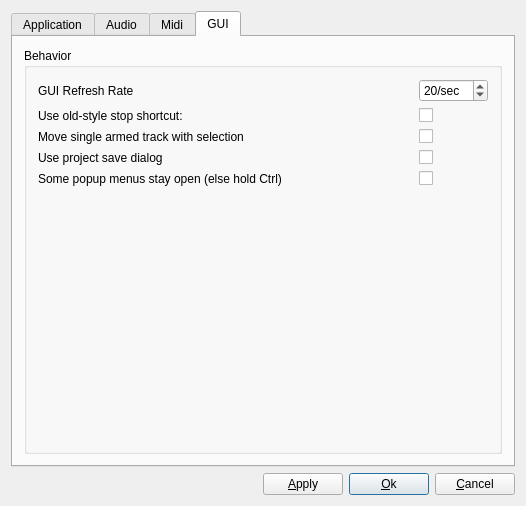
Old version of the form muse/widgets/gensetbase.ui in the repository nengxu/lmuse.
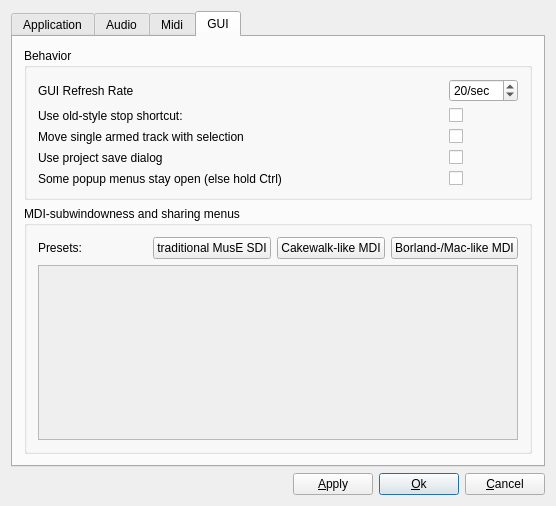
New version of the form. The open tabs and pages were chosen to show the change.

What changed in the file:
```diff
--- a/muse/widgets/gensetbase.ui
+++ b/muse/widgets/gensetbase.ui
@@ -6,7 +6,7 @@
    <rect>
     <x>0</x>
     <y>0</y>
-    <width>526</width>
+    <width>556</width>
     <height>506</height>
    </rect>
   </property>
@@ -1333,19 +1333,6 @@
             </property>
            </widget>
           </item>
-          <item row="5" column="0">
-           <spacer name="verticalSpacer_2">
-            <property name="orientation">
-             <enum>Qt::Vertical</enum>
-            </property>
-            <property name="sizeHint" stdset="0">
-             <size>
-              <width>20</width>
-              <height>40</height>
-             </size>
-            </property>
-           </spacer>
-          </item>
           <item row="4" column="0">
            <widget class="QLabel" name="TextLabel1_3">
             <property name="toolTip">
@@ -1370,6 +1357,72 @@
          </layout>
         </widget>
        </item>
+       <item>
+        <widget class="QGroupBox" name="groupBox_2">
+         <property name="title">
+          <string>MDI-subwindowness and sharing menus</string>
+         </property>
+         <property name="checkable">
+          <bool>false</bool>
+         </property>
+         <layout class="QVBoxLayout" name="verticalLayout_9">
+          <item>
+           <layout class="QHBoxLayout" name="horizontalLayout_2">
+            <item>
+             <widget class="QLabel" name="label">
+              <property name="text">
+               <string>Presets:</string>
+              </property>
+             </widget>
+            </item>
+            <item>
+             <widget class="QPushButton" name="buttonTraditionalPreset">
+              <property name="text">
+               <string>traditional MusE SDI</string>
+              </property>
+             </widget>
+            </item>
+            <item>
+             <widget class="QPushButton" name="buttonMDIPreset">
+              <property name="text">
+               <string>Cakewalk-like MDI</string>
+              </property>
+             </widget>
+            </item>
+            <item>
+             <widget class="QPushButton" name="buttonBorlandPreset">
+              <property name="text">
+               <string>Borland-/Mac-like MDI</string>
+              </property>
+             </widget>
+            </item>
+           </layout>
+          </item>
+          <item>
+           <widget class="QScrollArea" name="scrollArea">
+            <property name="widgetResizable">
+             <bool>true</bool>
+            </property>
+            <widget class="QWidget" name="scrollAreaWidgetContents_2">
+             <property name="geometry">
+              <rect>
+               <x>0</x>
+               <y>0</y>
+               <width>482</width>
+               <height>168</height>
+              </rect>
+             </property>
+             <layout class="QHBoxLayout" name="horizontalLayout_3">
+              <item>
+               <layout class="QVBoxLayout" name="layoutMdiSettings"/>
+              </item>
+             </layout>
+            </widget>
+           </widget>
+          </item>
+         </layout>
+        </widget>
+       </item>
       </layout>
      </widget>
     </widget>
```
Left out of the diff: 12 changed lines with no effect on the pictures.
